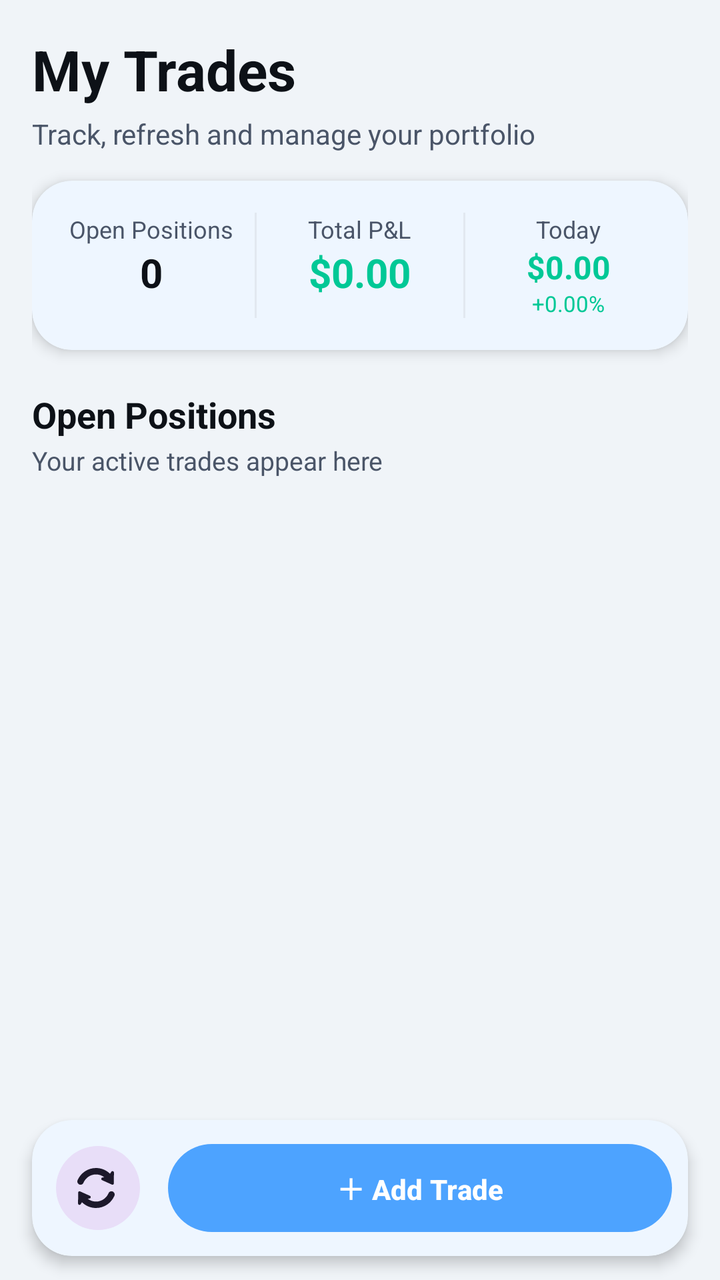
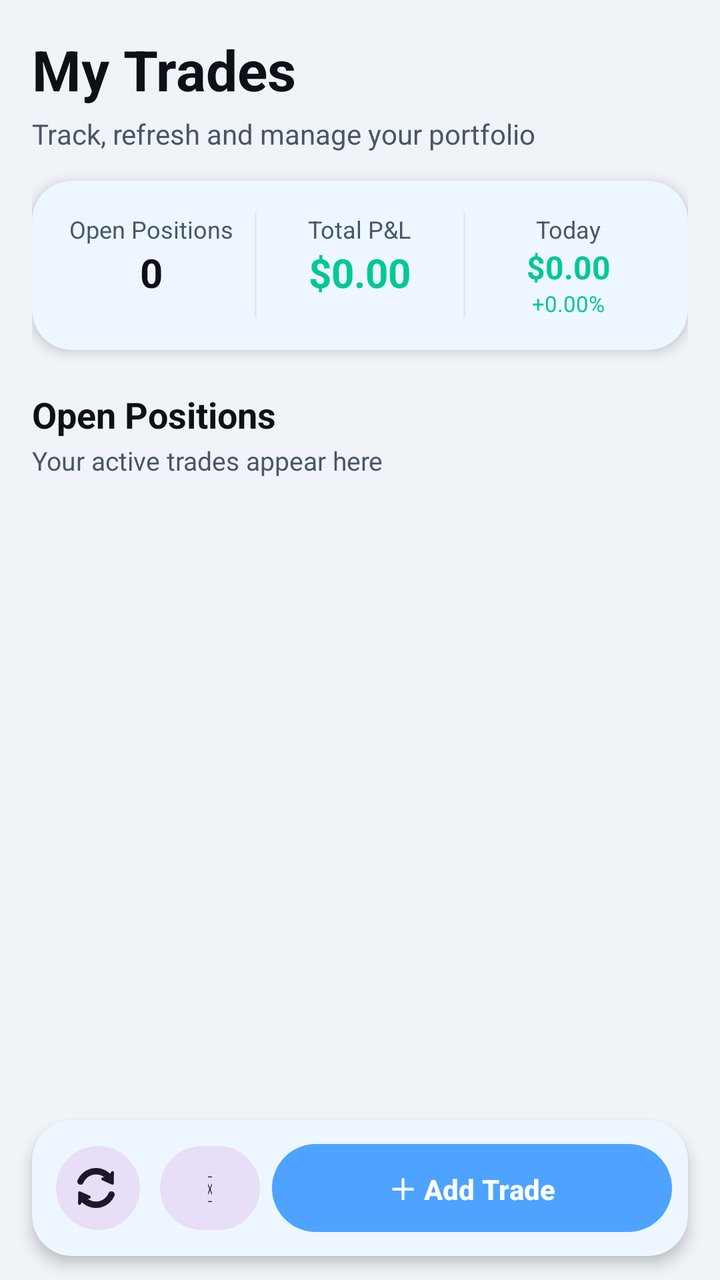

The first picture is an Android layout as it rendered before a commit; the second is the same layout after the commit. The layout source and the unified diff follow.
<!-- AndroidManifest.xml: application theme Theme.Chart -->
<!-- res/layout/fragment_portfolio.xml -->
<?xml version="1.0" encoding="utf-8"?>
<LinearLayout xmlns:android="http://schemas.android.com/apk/res/android"
    xmlns:app="http://schemas.android.com/apk/res-auto"
    android:layout_width="match_parent"
    android:layout_height="match_parent"
    android:orientation="vertical"
    android:background="?attr/colorBackground">

    
    <LinearLayout
        android:layout_width="match_parent"
        android:layout_height="wrap_content"
        android:orientation="vertical"
        android:padding="16dp">

        <TextView
            android:layout_width="wrap_content"
            android:layout_height="wrap_content"
            android:text="My Trades"
            android:textColor="?attr/colorOnBackground"
            android:textSize="28sp"
            android:textStyle="bold" />

        <TextView
            android:layout_width="wrap_content"
            android:layout_height="wrap_content"
            android:layout_marginTop="4dp"
            android:text="Track, refresh and manage your portfolio"
            android:textColor="?attr/colorOnSurfaceVariant"
            android:textSize="14sp" />

        
        <com.google.android.material.card.MaterialCardView
            android:layout_width="match_parent"
            android:layout_height="wrap_content"
            android:layout_marginTop="14dp"
            android:clipToOutline="true"
            app:cardCornerRadius="20dp"
            app:cardElevation="4dp"
            app:cardPreventCornerOverlap="true"
            app:strokeWidth="0dp">

            <LinearLayout
                android:layout_width="match_parent"
                android:layout_height="wrap_content"
                android:orientation="horizontal"
                android:background="@android:color/transparent"
                android:padding="16dp">

                
                <LinearLayout
                    android:layout_width="0dp"
                    android:layout_height="wrap_content"
                    android:layout_weight="1"
                    android:orientation="vertical"
                    android:background="@android:color/transparent"
                    android:gravity="center">

                    <TextView
                        android:layout_width="wrap_content"
                        android:layout_height="wrap_content"
                        android:text="Open Positions"
                        android:textSize="12sp"
                        android:textColor="?attr/colorOnSurfaceVariant" />

                    <TextView
                        android:id="@+id/tvOpenCount"
                        android:layout_width="wrap_content"
                        android:layout_height="wrap_content"
                        android:text="0"
                        android:textSize="20sp"
                        android:textStyle="bold"
                        android:textColor="?attr/colorOnSurface" />
                </LinearLayout>

                <View
                    android:layout_width="1dp"
                    android:layout_height="match_parent"
                    android:background="@color/colorDivider"
                    android:layout_marginHorizontal="8dp" />

                
                <LinearLayout
                    android:layout_width="0dp"
                    android:layout_height="wrap_content"
                    android:layout_weight="1"
                    android:orientation="vertical"
                    android:background="@android:color/transparent"
                    android:gravity="center">

                    <TextView
                        android:layout_width="wrap_content"
                        android:layout_height="wrap_content"
                        android:text="Total P&amp;L"
                        android:textSize="12sp"
                        android:textColor="?attr/colorOnSurfaceVariant" />

                    <TextView
                        android:id="@+id/tvTotalPnl"
                        android:layout_width="wrap_content"
                        android:layout_height="wrap_content"
                        android:text="$0.00"
                        android:textSize="20sp"
                        android:textStyle="bold"
                        android:textColor="@color/gain" />
                </LinearLayout>

                <View
                    android:layout_width="1dp"
                    android:layout_height="match_parent"
                    android:background="@color/colorDivider"
                    android:layout_marginHorizontal="8dp" />

                
                <LinearLayout
                    android:layout_width="0dp"
                    android:layout_height="wrap_content"
                    android:layout_weight="1"
                    android:orientation="vertical"
                    android:background="@android:color/transparent"
                    android:gravity="center">

                    <TextView
                        android:layout_width="wrap_content"
                        android:layout_height="wrap_content"
                        android:text="Today"
                        android:textSize="12sp"
                        android:textColor="?attr/colorOnSurfaceVariant" />

                    <TextView
                        android:id="@+id/tvDailyPnl"
                        android:layout_width="wrap_content"
                        android:layout_height="wrap_content"
                        android:text="$0.00"
                        android:textSize="16sp"
                        android:textStyle="bold"
                        android:textColor="@color/gain" />

                    <TextView
                        android:id="@+id/tvDailyPct"
                        android:layout_width="wrap_content"
                        android:layout_height="wrap_content"
                        android:text="+0.00%"
                        android:textSize="11sp"
                        android:textColor="@color/gain" />

                </LinearLayout>

            </LinearLayout>
        </com.google.android.material.card.MaterialCardView>

        
        <TextView
            android:layout_width="wrap_content"
            android:layout_height="wrap_content"
            android:layout_marginTop="20dp"
            android:text="Open Positions"
            android:textColor="?attr/colorOnSurface"
            android:textSize="18sp"
            android:textStyle="bold" />

        <TextView
            android:layout_width="wrap_content"
            android:layout_height="wrap_content"
            android:layout_marginTop="2dp"
            android:text="Your active trades appear here"
            android:textColor="?attr/colorOnSurfaceVariant"
            android:textSize="13sp" />

    </LinearLayout>

    
    <androidx.recyclerview.widget.RecyclerView
        android:id="@+id/tradesRecyclerView"
        android:layout_width="match_parent"
        android:layout_height="0dp"
        android:layout_weight="1"
        android:clipToPadding="false"
        android:clipChildren="false"
        android:overScrollMode="never"
        android:paddingBottom="8dp"
        android:scrollbars="vertical" />

    
    <com.google.android.material.card.MaterialCardView
        android:layout_width="match_parent"
        android:layout_height="wrap_content"
        android:layout_marginHorizontal="16dp"
        android:layout_marginBottom="12dp"
        android:clipToOutline="true"
        app:cardCornerRadius="20dp"
        app:cardElevation="4dp"
        app:cardPreventCornerOverlap="true"
        app:strokeWidth="0dp">

        <LinearLayout
            android:layout_width="match_parent"
            android:layout_height="wrap_content"
            android:orientation="horizontal"
            android:gravity="center_vertical"
            android:background="@android:color/transparent"
            android:padding="8dp">

            <com.google.android.material.button.MaterialButton
                android:id="@+id/btnRefreshPortfolio"
                style="@style/Widget.Material3.Button.IconButton.Filled.Tonal"
                android:layout_width="50dp"
                android:layout_height="50dp"
                android:layout_marginEnd="10dp"
                android:contentDescription="Refresh portfolio"
                app:icon="@drawable/baseline_refresh_24" />

            <com.google.android.material.button.MaterialButton
                android:id="@+id/btnAddStockToPortfolio"
                style="@style/Widget.Material3.Button"
                android:layout_width="0dp"
                android:layout_height="52dp"
                android:layout_weight="1"
                android:text="＋ Add Trade"
                android:textAllCaps="false"
                android:textStyle="bold" />

        </LinearLayout>

    </com.google.android.material.card.MaterialCardView>

</LinearLayout>
<!-- resources referenced by this layout -->
<resources>
  <color name="colorDivider">#E2E8F0</color>
  <color name="gain">#00C896</color>
  <style name="Theme.Chart" parent="Base.Theme.MogoMarket" />
  <style name="Base.Theme.MogoMarket" parent="Theme.Material3.DayNight.NoActionBar">
          <item name="colorPrimary">@color/primary</item>
          <item name="colorPrimaryVariant">@color/primary_dark</item>
          <item name="colorOnPrimary">@color/white</item>
          <item name="colorSecondary">@color/bg_card</item>
          <item name="colorOnSecondary">@color/text_primary</item>
          <item name="colorSurface">@color/bg_secondary</item>
          <item name="colorOnSurface">@color/text_primary</item>
          <item name="android:colorBackground">@color/bg_primary</item>
          <item name="colorBackground">@color/bg_primary</item>
          <item name="colorOnBackground">@color/text_primary</item>
          <item name="colorOnSurfaceVariant">@color/text_secondary</item>
          <item name="colorError">@color/loss</item>
          <item name="colorOnError">@color/white</item>
          <item name="android:textColor">@color/text_primary</item>
          <item name="materialCardViewStyle">@style/CardStyle</item>
          <item name="android:statusBarColor">@color/bg_primary</item>
          
          <item name="android:windowLightStatusBar">true</item>
          
          <item name="bottomNavigationStyle">@style/BottomNavStyle</item>
      </style>
  <color name="primary">#4DA3FF</color>
  <color name="primary_dark">#1C6DD0</color>
  <color name="white">#FFFFFF</color>
  <color name="bg_card">#FFFFFF</color>
  <color name="text_primary">#0D1117</color>
  <color name="bg_secondary">#FFFFFF</color>
  <color name="bg_primary">#F0F4F8</color>
  <color name="text_secondary">#4A5568</color>
  <color name="loss">#FF4D4D</color>
  <style name="CardStyle" parent="Widget.Material3.CardView.Elevated">
          <item name="cardBackgroundColor">@color/bg_card</item>
          <item name="strokeColor">@color/colorDivider</item>
          <item name="strokeWidth">0dp</item>
          <item name="cardCornerRadius">16dp</item>
          <item name="cardElevation">2dp</item>
      </style>
  <style name="BottomNavStyle" parent="Widget.Material3.BottomNavigationView">
          <item name="android:background">?attr/colorSurface</item>
          <item name="elevation">8dp</item>
          <item name="labelVisibilityMode">labeled</item>
          <item name="itemActiveIndicatorStyle">@style/BottomNavIndicatorStyle</item>
      </style>
  <style name="BottomNavIndicatorStyle" parent="Widget.Material3.BottomNavigationView.ActiveIndicator">
          <item name="android:color">@android:color/transparent</item>
          <item name="android:width">0dp</item>
          <item name="android:height">0dp</item>
      </style>
  <!-- unchanged entries left out for length: 1 -->
</resources>

<!-- the commit's change to res/layout/fragment_portfolio.xml (unified diff, before → after) -->
@@ -206,9 +206,21 @@
                 style="@style/Widget.Material3.Button.IconButton.Filled.Tonal"
                 android:layout_width="50dp"
                 android:layout_height="50dp"
-                android:layout_marginEnd="10dp"
+                android:layout_marginEnd="6dp"
                 android:contentDescription="Refresh portfolio"
                 app:icon="@drawable/baseline_refresh_24" />
+
+            
+            <com.google.android.material.button.MaterialButton
+                android:id="@+id/btnPortfolioChart"
+                style="@style/Widget.Material3.Button.TonalButton"
+                android:layout_width="50dp"
+                android:layout_height="50dp"
+                android:layout_marginEnd="6dp"
+                android:text="&#128202;"
+                android:textSize="18sp"
+                android:textAllCaps="false"
+                android:contentDescription="Portfolio chart" />
 
             <com.google.android.material.button.MaterialButton
                 android:id="@+id/btnAddStockToPortfolio"
@@ -216,7 +228,7 @@
                 android:layout_width="0dp"
                 android:layout_height="52dp"
                 android:layout_weight="1"
-                android:text="＋ Add Trade"
+                android:text="&#65291; Add Trade"
                 android:textAllCaps="false"
                 android:textStyle="bold" />
 
